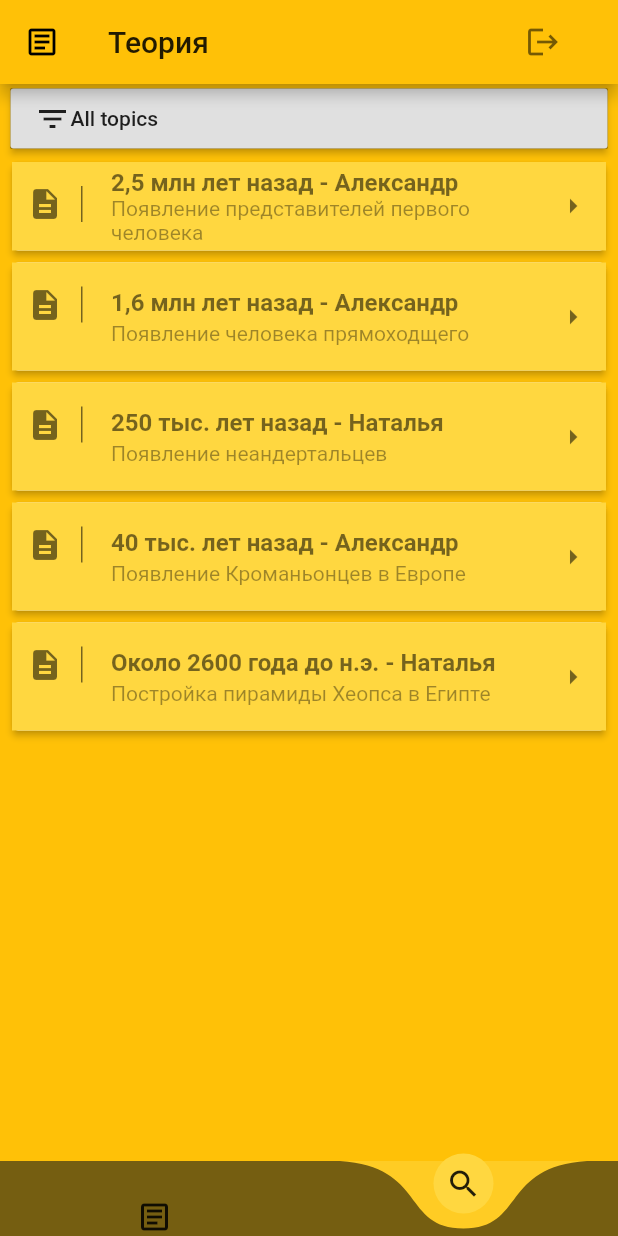
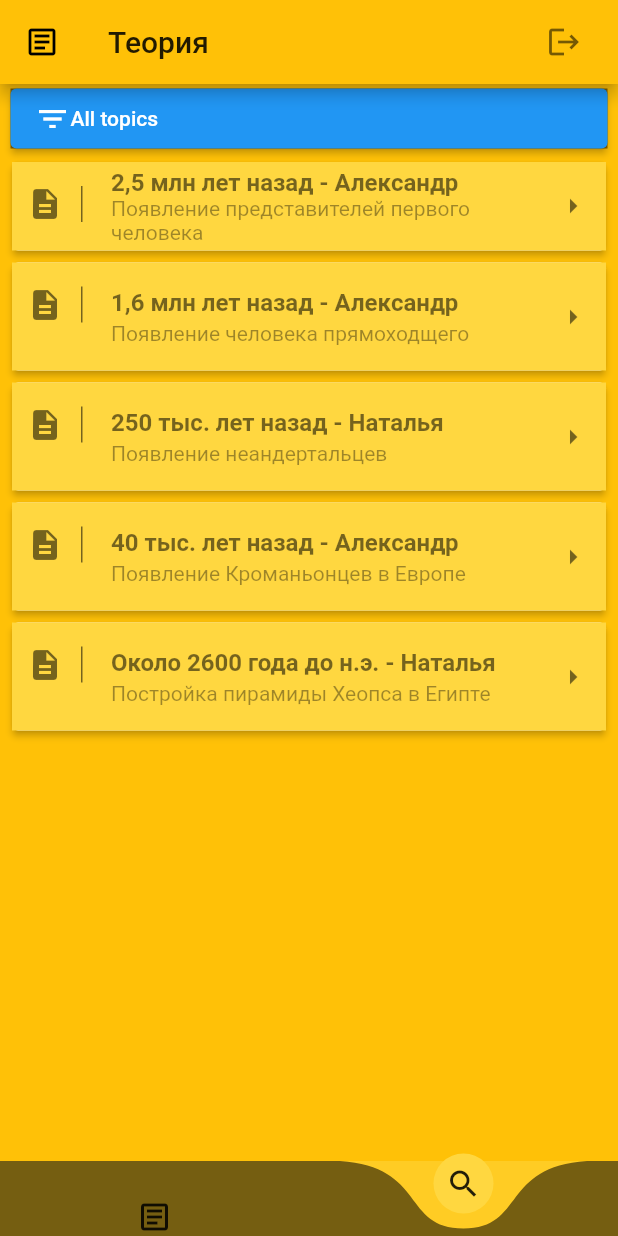
Before and after one commit to SanyaCat/ancient-world-history, a Flutter app: the screen it shows once a user with an empty profile is signed in, item 2 of the bottom bar chosen, after a tap on "Apply", on a phone screen of 412 x 824 dp. Run offline on Flutter 3.47's test engine with Material 2 defaults, Android fonts, the phone set to English and light mode, and no system bars; drawn by our look-alikes of curved_navigation_bar; our stand-ins replace firebase_auth, firebase_core, fluttertoast; accounts and stored records are empty.

Commit message:
minor reformatting

```diff
--- a/lib/components/topicList.dart
+++ b/lib/components/topicList.dart
@@ -110,7 +110,9 @@ class _TopicListState extends State<TopicList> {
               ),
             ),
           );
-            }));
+        },
+      ),
+    );
 
     var filterInfo = Container(
         margin: EdgeInsets.only(top: 3, left: 7, right: 7, bottom: 5),
@@ -118,7 +120,7 @@ class _TopicListState extends State<TopicList> {
             color:
                 Theme.of(context).textTheme.headline6.color.withOpacity(0.5)),
         height: 40,
-        child: RaisedButton(
+        child: ElevatedButton(
           child: Row(
             children: [
               Icon(Icons.filter_list),
@@ -157,34 +159,41 @@ class _TopicListState extends State<TopicList> {
                 children: [
                   Expanded(
                     flex: 1,
-                      child: RaisedButton(
+                    child: ElevatedButton(
                       onPressed: () {
                         filter();
                       },
                       child: Text(
                         'Apply',
                         style: TextStyle(
-                              color:
-                                  Theme.of(context).textTheme.headline6.color),
+                          color: Theme.of(context).textTheme.headline6.color,
                         ),
-                        color: Theme.of(context).primaryColor,
-                      )),
+                      ),
+                      style: ElevatedButton.styleFrom(
+                        primary: Theme.of(context).primaryColor,
+                      ),
+                    ),
+                  ),
                   SizedBox(width: 10),
                   Expanded(
                     flex: 1,
-                      child: RaisedButton(
+                    child: ElevatedButton(
                       onPressed: () {
                         clearFilter();
                       },
                       child: Text(
                         'Clear',
-                          style:
-                              TextStyle(color: Theme.of(context).primaryColor),
+                        style: TextStyle(
+                          color: Theme.of(context).primaryColor,
                         ),
-                        color: Theme.of(context).textTheme.headline6.color,
-                      )),
+                      ),
+                      style: ElevatedButton.styleFrom(
+                        primary: Theme.of(context).textTheme.headline6.color,
+                      ),
+                    ),
+                  ),
                 ],
-              )
+              ),
             ],
           ),
         ),
--- a/lib/main.dart
+++ b/lib/main.dart
@@ -30,7 +30,7 @@ class AWHApp extends StatelessWidget {
           value: AuthService().currentUser,
           child: MaterialApp(
             title: 'История Древнего мира',
-              home: LandingPage(), //AuthPage(), //TopicPage(),
+            home: LandingPage(),
             theme: ThemeData(
               primaryColor: Colors.amber,
               primaryColorLight: Colors.amberAccent,
@@ -38,9 +38,9 @@ class AWHApp extends StatelessWidget {
               textTheme: TextTheme(
                 headline6: TextStyle(color: Colors.black54),
                 caption: TextStyle(color: Colors.black38),
-                  )
-              )
-          )
+              ),
+            ),
+          ),
         );
       },
     );
--- a/lib/pages/authPage.dart
+++ b/lib/pages/authPage.dart
@@ -1,12 +1,11 @@
 import 'package:ancient_world_history/domain/user.dart';
 import 'package:ancient_world_history/services/auth.dart';
-import 'package:flutter/cupertino.dart';
 import 'package:flutter/material.dart';
 import 'package:fluttertoast/fluttertoast.dart';
 
 // user authentication
 class AuthPage extends StatefulWidget {
-  AuthPage({Key key}) : super (key: key);
+  AuthPage({Key key}) : super(key: key);
 
   @override
   _AuthPageState createState() => _AuthPageState();
@@ -24,70 +23,61 @@ class _AuthPageState extends State<AuthPage> {
 
   @override
   build(context) {
-    Widget _logo() {
-      return Padding(
-        padding: EdgeInsets.only(top: 70),
-        child: Container(
-          // title
-          child: Align(
-            child: Text('История Древнего мира',
-              textAlign: TextAlign.center,
+    return Scaffold(
+      backgroundColor: Theme.of(context).primaryColor,
+      body: Column(
+        children: [
+          _logo(),
+          showLogin
+              // login
+              ? Column(
+                  children: [
+                    _form('Войти', _loginUser),
+                    Padding(
+                      padding: EdgeInsets.all(10),
+                      child: GestureDetector(
+                        child: Text(
+                          'Зарегистрироваться',
                           style: TextStyle(
-                fontSize: 48,
-                fontWeight: FontWeight.bold,
+                            fontSize: 20,
                             color: Theme.of(context).textTheme.headline6.color,
                           ),
                         ),
+                        onTap: () {
+                          setState(() {
+                            showLogin = false;
+                          });
+                        },
+                      ),
+                    )
+                  ],
+                )
+
+              // registration
+              : Column(
+                  children: [
+                    _form('Регистрация', _registerUser),
+                    Padding(
+                      padding: EdgeInsets.all(10),
+                      child: GestureDetector(
+                        child: Text(
+                          'Войти',
+                          style: TextStyle(
+                            fontSize: 20,
+                            color: Theme.of(context).textTheme.headline6.color,
                           ),
                         ),
-      );
-    }
-
-    Widget _inputBox(Icon icon, String hint, TextEditingController controller, bool obscure) {
-      return Container(
-        padding: EdgeInsets.only(left: 20, right: 20),
-        child: TextField(
-          controller: controller,
-          obscureText: obscure,
-          style: TextStyle(fontSize: 20, color: Theme.of(context).textTheme.headline6.color),
-          decoration: InputDecoration(
-              hintStyle: TextStyle(
-                fontWeight: FontWeight.bold,
-                fontSize: 20,
-                color: Theme.of(context).textTheme.caption.color,
-              ),
-              hintText: hint,
-              focusedBorder: OutlineInputBorder(
-                  borderSide: BorderSide(color: Theme.of(context).textTheme.headline6.color, width: 3)
-              ),
-              enabledBorder: OutlineInputBorder(
-                  borderSide: BorderSide(color: Theme.of(context).textTheme.caption.color, width: 1)
-              ),
-              prefixIcon: Padding(
-                padding: EdgeInsets.only(left: 10, right: 10),
-                child: IconTheme(
-                  data: IconThemeData(color: Theme.of(context).textTheme.headline6.color,),
-                  child: icon,
+                        onTap: () {
+                          setState(() {
+                            showLogin = true;
+                          });
+                        },
                       ),
                     )
+                  ],
                 ),
-        ),
-      );
-    }
-
-    Widget _button(String text, void func()) {
-      return RaisedButton(
-        splashColor: Theme.of(context).primaryColor,
-        highlightColor: Theme.of(context).primaryColorLight,
-        color: Theme.of(context).textTheme.headline6.color,
-        onPressed: () { func(); },
-        child: Text(
-          text,
-          style: TextStyle(
-              fontWeight: FontWeight.bold,
-              color: Theme.of(context).primaryColor,
-              fontSize: 20
-          )
+          _bottomWave()
+        ],
       ),
     );
   }
@@ -98,11 +88,13 @@ class _AuthPageState extends State<AuthPage> {
         children: [
           Padding(
             padding: EdgeInsets.only(bottom: 20, top: 30),
-              child: _inputBox(Icon(Icons.email), 'Почта', _emailController, false),
+            child:
+                _inputBox(Icon(Icons.email), 'Почта', _emailController, false),
           ),
           Padding(
             padding: EdgeInsets.only(bottom: 20),
-              child: _inputBox(Icon(Icons.lock), 'Пароль', _passwordController, true),
+            child: _inputBox(
+                Icon(Icons.lock), 'Пароль', _passwordController, true),
           ),
           SizedBox(height: 20),
           Padding(
@@ -118,15 +110,93 @@ class _AuthPageState extends State<AuthPage> {
     );
   }
 
+  Widget _logo() {
+    return Padding(
+      padding: EdgeInsets.only(top: 70),
+      child: Container(
+        // title
+        child: Align(
+          child: Text(
+            'История Древнего мира',
+            textAlign: TextAlign.center,
+            style: TextStyle(
+              fontSize: 48,
+              fontWeight: FontWeight.bold,
+              color: Theme.of(context).textTheme.headline6.color,
+            ),
+          ),
+        ),
+      ),
+    );
+  }
+
+  Widget _inputBox(
+      Icon icon, String hint, TextEditingController controller, bool obscure) {
+    return Container(
+      padding: EdgeInsets.only(left: 20, right: 20),
+      child: TextField(
+        controller: controller,
+        obscureText: obscure,
+        style: TextStyle(
+            fontSize: 20, color: Theme.of(context).textTheme.headline6.color),
+        decoration: InputDecoration(
+          hintStyle: TextStyle(
+            fontWeight: FontWeight.bold,
+            fontSize: 20,
+            color: Theme.of(context).textTheme.caption.color,
+          ),
+          hintText: hint,
+          focusedBorder: OutlineInputBorder(
+              borderSide: BorderSide(
+                  color: Theme.of(context).textTheme.headline6.color,
+                  width: 3)),
+          enabledBorder: OutlineInputBorder(
+              borderSide: BorderSide(
+                  color: Theme.of(context).textTheme.caption.color, width: 1)),
+          prefixIcon: Padding(
+            padding: EdgeInsets.only(left: 10, right: 10),
+            child: IconTheme(
+              data: IconThemeData(
+                color: Theme.of(context).textTheme.headline6.color,
+              ),
+              child: icon,
+            ),
+          ),
+        ),
+      ),
+    );
+  }
+
+  Widget _button(String text, void func()) {
+    return ElevatedButton(
+      style: ElevatedButton.styleFrom(
+        primary: Theme.of(context).textTheme.headline6.color,
+        onPrimary: Theme.of(context).primaryColor,
+      ),
+      onPressed: () {
+        func();
+      },
+      child: Text(text,
+          style: TextStyle(
+              fontWeight: FontWeight.bold,
+              color: Theme.of(context).primaryColor,
+              fontSize: 20)),
+    );
+  }
+
   void _loginUser() async {
     _email = _emailController.text;
     _password = _passwordController.text;
 
     if (_email.isEmpty || _password.isEmpty) return;
 
-      AWHUser user = await _authService.signInWithEmailAndPassword(_email.trim(), _password.trim());
+    AWHUser user = await _authService.signInWithEmailAndPassword(
+        _email.trim(), _password.trim());
     if (user == null) {
-        Fluttertoast.showToast(msg: "Ошибка. Пользователя с такой электронной почтой не существует!", fontSize: 16, gravity: ToastGravity.CENTER);
+      Fluttertoast.showToast(
+          msg: "Ошибка. Пользователя с такой электронной почтой не существует!",
+          fontSize: 16,
+          gravity: ToastGravity.CENTER);
     } else {
       _emailController.clear();
       _passwordController.clear();
@@ -139,9 +209,11 @@ class _AuthPageState extends State<AuthPage> {
 
     if (_email.isEmpty || _password.isEmpty) return;
 
-      AWHUser user = await _authService.registerWithEmailAndPassword(_email.trim(), _password.trim());
+    AWHUser user = await _authService.registerWithEmailAndPassword(
+        _email.trim(), _password.trim());
     if (user == null) {
-        Fluttertoast.showToast(msg: "Ошибка. Не получилось зарегистрировать пользователя!");
+      Fluttertoast.showToast(
+          msg: "Ошибка. Не получилось зарегистрировать пользователя!");
     } else {
       _emailController.clear();
       _passwordController.clear();
@@ -162,55 +234,6 @@ class _AuthPageState extends State<AuthPage> {
       ),
     );
   }
-
-    return Scaffold(
-      backgroundColor: Theme.of(context).primaryColor,
-      body: Column(
-        children: [
-          _logo(),
-          (
-              showLogin
-              // login
-              ? Column(
-                children: [
-                  _form('Войти', _loginUser),
-                  Padding(
-                      padding: EdgeInsets.all(10),
-                      child: GestureDetector(
-                          child: Text('Зарегистрироваться', style: TextStyle(fontSize: 20, color: Theme.of(context).textTheme.headline6.color),),
-                          onTap: (){
-                            setState((){
-                              showLogin = false;
-                            });
-                          }
-                      ),
-                  )
-                ],
-              )
-
-              // register
-              : Column(
-                children: [
-                  _form('Регистрация', _registerUser),
-                  Padding(
-                    padding: EdgeInsets.all(10),
-                    child: GestureDetector(
-                        child: Text('Войти', style: TextStyle(fontSize: 20, color: Theme.of(context).textTheme.headline6.color),),
-                        onTap: (){
-                          setState(() {
-                            showLogin = true;
-                          });
-                        }
-                    ),
-                  )
-                ],
-              )
-          ),
-          _bottomWave()
-        ],
-      )
-    );
-  }
 }
 
 // bottom decoration
@@ -224,14 +247,11 @@ class BottomWaveClipper extends CustomClipper<Path> {
     path.lineTo(0.0, size.height + 5);
     var secondControlPoint = Offset(size.width - (size.width / 6), size.height);
     var secondEndPoint = Offset(size.width, 0.0);
-    path.quadraticBezierTo(
-        secondControlPoint.dx,
-        secondControlPoint.dy,
-        secondEndPoint.dx,
-        secondEndPoint.dy
-    );
+    path.quadraticBezierTo(secondControlPoint.dx, secondControlPoint.dy,
+        secondEndPoint.dx, secondEndPoint.dy);
     return path;
   }
 
-  @override bool shouldReclip(covariant CustomClipper<Path> oldClipper) => false;
+  @override
+  bool shouldReclip(covariant CustomClipper<Path> oldClipper) => false;
 }
--- a/lib/pages/topicPage.dart
+++ b/lib/pages/topicPage.dart
@@ -17,21 +17,22 @@ class _TopicPageState extends State<TopicPage> {
 
   @override
   build(context) {
-    return Container(
-      child: Scaffold(
+    return Scaffold(
       backgroundColor: Theme.of(context).primaryColor,
       appBar: AppBar(
         title: Text(sectionIndex == 0 ? 'Тема' : 'Теория'),
         leading: Icon(Icons.article_outlined),
         actions: <Widget>[
           // log out button
-              FlatButton.icon(
-                  onPressed: () { AuthService().logOut(); },
+          TextButton.icon(
+            onPressed: () {
+              AuthService().logOut();
+            },
             icon: Icon(
               Icons.logout,
               color: Theme.of(context).textTheme.headline6.color,
             ),
-                  label: SizedBox.shrink()
+            label: SizedBox.shrink(),
           )
         ],
       ),
@@ -52,7 +53,6 @@ class _TopicPageState extends State<TopicPage> {
           setState(() => sectionIndex = index);
         },
       ),
-      ),
     );
   }
 }
```
Also changed, not shown: lib/services/auth.dart (+13 -7 lines). Lines whose indentation alone changed are shown as unchanged.
